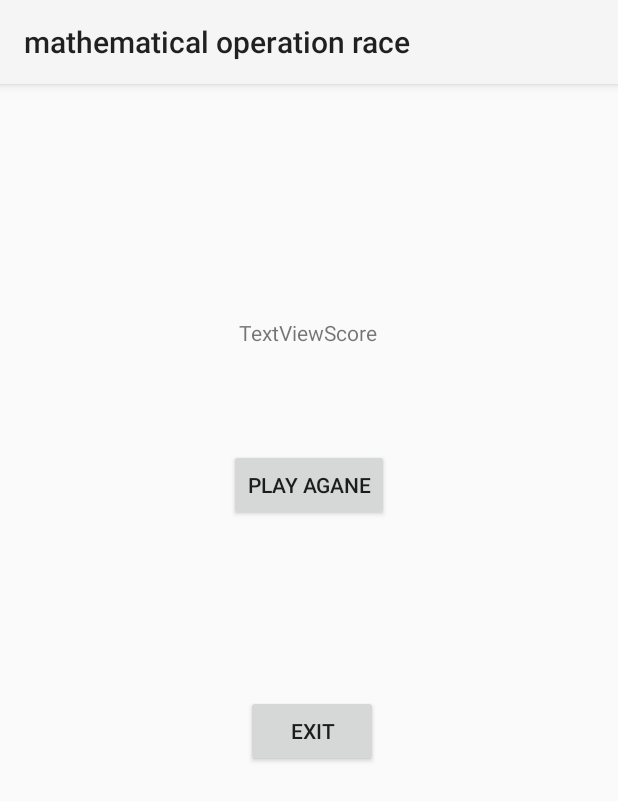
After one commit to Zahra-Jannesari/mathematicalOperationRace, an Android app: the ScoreActivity screen opened directly, with no data from a screen before it, on a phone screen of 412 x 824 dp. The commit adds this screen. Shown: the top 801 px of the screen. Run offline under Robolectric (Android 15) with nearby library versions, the phone set to English and light mode, and no system bars.

Commit message:
make second activity

```diff
--- a/app/src/main/AndroidManifest.xml
+++ b/app/src/main/AndroidManifest.xml
@@ -10,6 +10,9 @@
         android:supportsRtl="true"
         android:theme="@style/Theme.NumberGame">
         <activity
+            android:name=".ScoreActivity"
+            android:exported="false" />
+        <activity
             android:name=".MainActivity"
             android:exported="true">
             <intent-filter>
--- a/app/src/main/java/com/zarisa/numbergame/MainActivity.kt
+++ b/app/src/main/java/com/zarisa/numbergame/MainActivity.kt
@@ -32,6 +32,7 @@ class MainActivity : AppCompatActivity() {
         listButtons.forEach {
             it.setOnClickListener {checkAnswer(listButtons.indexOf(it))}
         }
+        binding.textViewScore.text=score.toString()
     }
 
     private fun dice() {
@@ -69,6 +70,7 @@ class MainActivity : AppCompatActivity() {
             score -= 2
             listButtons[butIndex].setBackgroundColor(Color.RED)
         }
+        binding.textViewScore.text=score.toString()
     }
     fun divide(randomA: Int, randomB: Int): Int {
         return randomA % randomB
--- /dev/null
+++ b/app/src/main/java/com/zarisa/numbergame/ScoreActivity.kt
@@ -0,0 +1,11 @@
+package com.zarisa.numbergame
+
+import androidx.appcompat.app.AppCompatActivity
+import android.os.Bundle
+
+class ScoreActivity : AppCompatActivity() {
+    override fun onCreate(savedInstanceState: Bundle?) {
+        super.onCreate(savedInstanceState)
+        setContentView(R.layout.activity_score)
+    }
+}
--- /dev/null
+++ b/app/src/main/res/layout/activity_score.xml
@@ -0,0 +1,41 @@
+<?xml version="1.0" encoding="utf-8"?>
+<androidx.constraintlayout.widget.ConstraintLayout xmlns:android="http://schemas.android.com/apk/res/android"
+    xmlns:app="http://schemas.android.com/apk/res-auto"
+    xmlns:tools="http://schemas.android.com/tools"
+    android:layout_width="match_parent"
+    android:layout_height="match_parent"
+    tools:context=".ScoreActivity">
+
+    <TextView
+        android:id="@+id/textView"
+        android:layout_width="wrap_content"
+        android:layout_height="wrap_content"
+        android:layout_marginTop="156dp"
+        android:text="TextViewScore"
+        app:layout_constraintEnd_toEndOf="parent"
+        app:layout_constraintHorizontal_bias="0.498"
+        app:layout_constraintStart_toStartOf="parent"
+        app:layout_constraintTop_toTopOf="parent" />
+
+    <Button
+        android:id="@+id/button_play_again"
+        android:layout_width="wrap_content"
+        android:layout_height="wrap_content"
+        android:layout_marginTop="68dp"
+        android:text="Play Agane"
+        app:layout_constraintEnd_toEndOf="parent"
+        app:layout_constraintStart_toStartOf="parent"
+        app:layout_constraintTop_toBottomOf="@+id/textView" />
+
+    <Button
+        android:layout_width="wrap_content"
+        android:layout_height="wrap_content"
+        android:text="Exit"
+        android:layout_marginTop="116dp"
+        app:layout_constraintBottom_toBottomOf="parent"
+        app:layout_constraintEnd_toEndOf="parent"
+        app:layout_constraintHorizontal_bias="0.507"
+        app:layout_constraintStart_toStartOf="parent"
+        app:layout_constraintTop_toBottomOf="@+id/button_play_again"
+        app:layout_constraintVertical_bias="0.0" />
+</androidx.constraintlayout.widget.ConstraintLayout>
```
